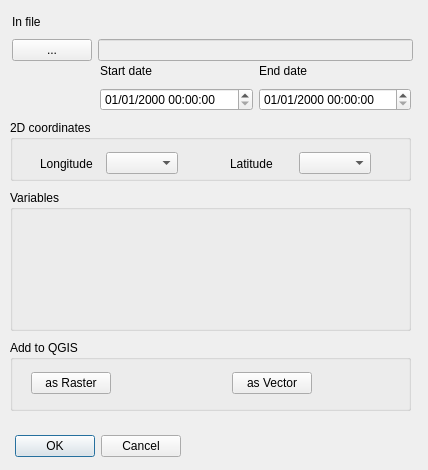
Above: Tools/qcrocoflow_croco2qgis_dialog.ui from epzt/qcrocoflow before the change. Below: the same form after it.
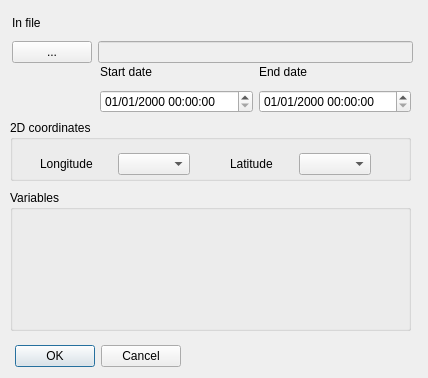
That is the form after the change.

Commit message: La gestion des export/import raster est opérationnelle.

```diff
--- a/Tools/qcrocoflow_croco2qgis_dialog.ui
+++ b/Tools/qcrocoflow_croco2qgis_dialog.ui
@@ -7,7 +7,7 @@
     <x>0</x>
     <y>0</y>
     <width>428</width>
-    <height>470</height>
+    <height>378</height>
    </rect>
   </property>
   <property name="windowTitle">
@@ -17,7 +17,7 @@
    <property name="geometry">
     <rect>
      <x>10</x>
-     <y>430</y>
+     <y>340</y>
      <width>171</width>
      <height>32</height>
     </rect>
@@ -48,7 +48,7 @@
      <x>12</x>
      <y>11</y>
      <width>401</width>
-     <height>50</height>
+     <height>52</height>
     </rect>
    </property>
    <layout class="QGridLayout" name="gridLayout">
@@ -87,7 +87,7 @@
      <x>100</x>
      <y>60</y>
      <width>311</width>
-     <height>51</height>
+     <height>53</height>
     </rect>
    </property>
    <layout class="QGridLayout" name="gridLayout_3">
@@ -121,58 +121,6 @@
     </item>
    </layout>
   </widget>
-  <widget class="QGroupBox" name="groupBox">
-   <property name="geometry">
-    <rect>
-     <x>10</x>
-     <y>340</y>
-     <width>401</width>
-     <height>71</height>
-    </rect>
-   </property>
-   <property name="title">
-    <string>Add to QGIS</string>
-   </property>
-   <widget class="QWidget" name="layoutWidget">
-    <property name="geometry">
-     <rect>
-      <x>21</x>
-      <y>30</y>
-      <width>281</width>
-      <height>27</height>
-     </rect>
-    </property>
-    <layout class="QHBoxLayout" name="horizontalLayout">
-     <item>
-      <widget class="QPushButton" name="addAsRatserButton">
-       <property name="text">
-        <string>as Raster</string>
-       </property>
-      </widget>
-     </item>
-     <item>
-      <spacer name="horizontalSpacer">
-       <property name="orientation">
-        <enum>Qt::Horizontal</enum>
-       </property>
-       <property name="sizeHint" stdset="0">
-        <size>
-         <width>40</width>
-         <height>20</height>
-        </size>
-       </property>
-      </spacer>
-     </item>
-     <item>
-      <widget class="QPushButton" name="addAsVecorButton">
-       <property name="text">
-        <string>as Vector</string>
-       </property>
-      </widget>
-     </item>
-    </layout>
-   </widget>
-  </widget>
   <widget class="QGroupBox" name="coordinatesGroupBox">
    <property name="geometry">
     <rect>
@@ -185,13 +133,13 @@
    <property name="title">
     <string>2D coordinates</string>
    </property>
-   <widget class="QWidget" name="">
+   <widget class="QWidget" name="layoutWidget">
     <property name="geometry">
      <rect>
       <x>30</x>
       <y>30</y>
-      <width>138</width>
-      <height>27</height>
+      <width>150</width>
+      <height>28</height>
      </rect>
     </property>
     <layout class="QHBoxLayout" name="horizontalLayout_2">
@@ -207,13 +155,13 @@
      </item>
     </layout>
    </widget>
-   <widget class="QWidget" name="">
+   <widget class="QWidget" name="layoutWidget">
     <property name="geometry">
      <rect>
       <x>220</x>
       <y>30</y>
       <width>141</width>
-      <height>27</height>
+      <height>28</height>
      </rect>
     </property>
     <layout class="QHBoxLayout" name="horizontalLayout_3">
```
The commit also changes 96 other files.
